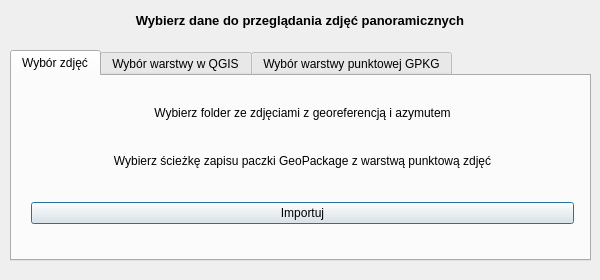
First picture: the form in gui/first_window_geo360_base.ui, repository wojkol1/PhotoViewer360, before the edit.
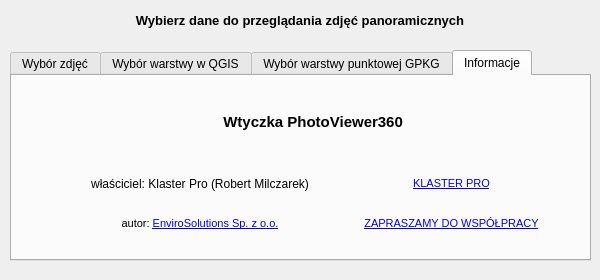
Second picture: the form after the edit. The open tabs and pages were chosen to show the change. Icons and pictures are not drawn. Custom widgets are drawn as their Qt base class.

What changed in the file:
```diff
--- a/gui/first_window_geo360_base.ui
+++ b/gui/first_window_geo360_base.ui
@@ -370,6 +370,242 @@
      </layout>
     </widget>
    </widget>
+   <widget class="QWidget" name="tab">
+    <attribute name="title">
+     <string>Informacje</string>
+    </attribute>
+    <widget class="QWidget" name="verticalLayoutWidget_3">
+     <property name="geometry">
+      <rect>
+       <x>10</x>
+       <y>0</y>
+       <width>561</width>
+       <height>174</height>
+      </rect>
+     </property>
+     <layout class="QVBoxLayout" name="verticalLayout_3">
+      <property name="leftMargin">
+       <number>9</number>
+      </property>
+      <property name="topMargin">
+       <number>9</number>
+      </property>
+      <property name="rightMargin">
+       <number>9</number>
+      </property>
+      <property name="bottomMargin">
+       <number>9</number>
+      </property>
+      <item>
+       <layout class="QHBoxLayout" name="horizontalLayout">
+        <property name="spacing">
+         <number>5</number>
+        </property>
+        <property name="sizeConstraint">
+         <enum>QLayout::SetDefaultConstraint</enum>
+        </property>
+        <property name="leftMargin">
+         <number>5</number>
+        </property>
+        <property name="topMargin">
+         <number>5</number>
+        </property>
+        <property name="rightMargin">
+         <number>5</number>
+        </property>
+        <property name="bottomMargin">
+         <number>5</number>
+        </property>
+        <item>
+         <spacer name="horizontalSpacer">
+          <property name="orientation">
+           <enum>Qt::Horizontal</enum>
+          </property>
+          <property name="sizeType">
+           <enum>QSizePolicy::Expanding</enum>
+          </property>
+          <property name="sizeHint" stdset="0">
+           <size>
+            <width>40</width>
+            <height>40</height>
+           </size>
+          </property>
+         </spacer>
+        </item>
+        <item>
+         <widget class="QLabel" name="label_12">
+          <property name="maximumSize">
+           <size>
+            <width>50</width>
+            <height>50</height>
+           </size>
+          </property>
+          <property name="text">
+           <string/>
+          </property>
+          <property name="pixmap">
+           <pixmap>../images/logo2.png</pixmap>
+          </property>
+          <property name="scaledContents">
+           <bool>true</bool>
+          </property>
+         </widget>
+        </item>
+        <item>
+         <widget class="QLabel" name="label_10">
+          <property name="text">
+           <string>&lt;html&gt;&lt;head/&gt;&lt;body&gt;&lt;p&gt;&lt;span style=&quot; font-size:11pt; font-weight:600;&quot;&gt;  &amp;nbsp;&amp;nbsp;Wtyczka PhotoViewer360&lt;/span&gt;&lt;/p&gt;&lt;/body&gt;&lt;/html&gt;</string>
+          </property>
+          <property name="alignment">
+           <set>Qt::AlignLeading|Qt::AlignLeft|Qt::AlignVCenter</set>
+          </property>
+         </widget>
+        </item>
+        <item>
+         <spacer name="horizontalSpacer_2">
+          <property name="orientation">
+           <enum>Qt::Horizontal</enum>
+          </property>
+          <property name="sizeType">
+           <enum>QSizePolicy::Expanding</enum>
+          </property>
+          <property name="sizeHint" stdset="0">
+           <size>
+            <width>40</width>
+            <height>40</height>
+           </size>
+          </property>
+         </spacer>
+        </item>
+       </layout>
+      </item>
+      <item>
+       <layout class="QGridLayout" name="gridLayout">
+        <item row="0" column="2">
+         <widget class="QLabel" name="lbl_email_3">
+          <property name="font">
+           <font>
+            <pointsize>8</pointsize>
+           </font>
+          </property>
+          <property name="text">
+           <string>&lt;html&gt;&lt;head/&gt;&lt;body&gt;&lt;p&gt;&lt;a href=&quot;http://klasterpro.pl/&quot;&gt;&lt;span style=&quot; text-decoration: underline; color:#0000ff;&quot;&gt;KLASTER PRO&lt;/span&gt;&lt;/a&gt;&lt;/p&gt;&lt;/body&gt;&lt;/html&gt;</string>
+          </property>
+          <property name="textFormat">
+           <enum>Qt::RichText</enum>
+          </property>
+          <property name="alignment">
+           <set>Qt::AlignCenter</set>
+          </property>
+          <property name="openExternalLinks">
+           <bool>true</bool>
+          </property>
+          <property name="textInteractionFlags">
+           <set>Qt::TextBrowserInteraction</set>
+          </property>
+         </widget>
+        </item>
+        <item row="0" column="1">
+         <widget class="QLabel" name="label_4">
+          <property name="text">
+           <string>właściciel: Klaster Pro (Robert Milczarek)</string>
+          </property>
+          <property name="alignment">
+           <set>Qt::AlignCenter</set>
+          </property>
+         </widget>
+        </item>
+        <item row="1" column="1">
+         <widget class="QLabel" name="lbl_copyrights_2">
+          <property name="font">
+           <font>
+            <pointsize>8</pointsize>
+           </font>
+          </property>
+          <property name="text">
+           <string>&lt;html&gt;&lt;head/&gt;&lt;body&gt;&lt;p&gt;autor: &lt;a href=&quot;http://www.envirosolutions.pl/&quot;&gt;&lt;span style=&quot; text-decoration: underline; color:#0000ff;&quot;&gt;EnviroSolutions Sp. z o.o.&lt;/span&gt;&lt;/a&gt;&lt;/p&gt;&lt;/body&gt;&lt;/html&gt;</string>
+          </property>
+          <property name="textFormat">
+           <enum>Qt::RichText</enum>
+          </property>
+          <property name="alignment">
+           <set>Qt::AlignCenter</set>
+          </property>
+          <property name="openExternalLinks">
+           <bool>true</bool>
+          </property>
+          <property name="textInteractionFlags">
+           <set>Qt::TextBrowserInteraction</set>
+          </property>
+         </widget>
+        </item>
+        <item row="1" column="2">
+         <widget class="QLabel" name="lbl_email_2">
+          <property name="font">
+           <font>
+            <pointsize>8</pointsize>
+           </font>
+          </property>
+          <property name="text">
+           <string>&lt;html&gt;&lt;head/&gt;&lt;body&gt;&lt;p&gt;&lt;a href=&quot;https://www.envirosolutions.pl/images/Narz%C4%99dzia%20Automatyzacji%20QGIS.pdf&quot;&gt;&lt;span style=&quot; text-decoration: underline; color:#0000ff;&quot;&gt;ZAPRASZAMY DO WSPÓŁPRACY&lt;/span&gt;&lt;/a&gt;&lt;/p&gt;&lt;/body&gt;&lt;/html&gt;</string>
+          </property>
+          <property name="textFormat">
+           <enum>Qt::RichText</enum>
+          </property>
+          <property name="alignment">
+           <set>Qt::AlignCenter</set>
+          </property>
+          <property name="openExternalLinks">
+           <bool>true</bool>
+          </property>
+          <property name="textInteractionFlags">
+           <set>Qt::TextBrowserInteraction</set>
+          </property>
+         </widget>
+        </item>
+        <item row="0" column="0">
+         <widget class="QLabel" name="label_7">
+          <property name="maximumSize">
+           <size>
+            <width>40</width>
+            <height>40</height>
+           </size>
+          </property>
+          <property name="text">
+           <string/>
+          </property>
+          <property name="pixmap">
+           <pixmap>../images/logo.png</pixmap>
+          </property>
+          <property name="scaledContents">
+           <bool>true</bool>
+          </property>
+         </widget>
+        </item>
+        <item row="1" column="0">
+         <widget class="QLabel" name="label_8">
+          <property name="maximumSize">
+           <size>
+            <width>40</width>
+            <height>40</height>
+           </size>
+          </property>
+          <property name="text">
+           <string/>
+          </property>
+          <property name="pixmap">
+           <pixmap>../images/logo_enviro.png</pixmap>
+          </property>
+          <property name="scaledContents">
+           <bool>true</bool>
+          </property>
+         </widget>
+        </item>
+       </layout>
+      </item>
+     </layout>
+    </widget>
+   </widget>
   </widget>
  </widget>
  <customwidgets>
```
